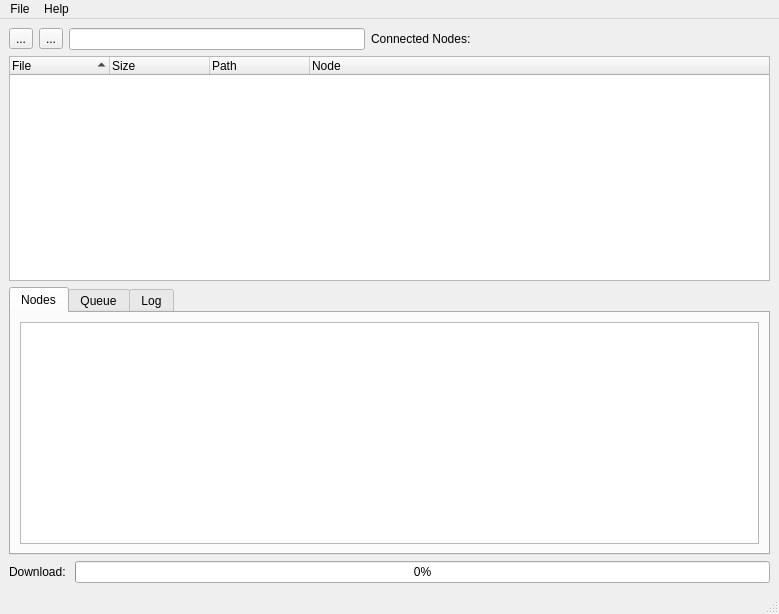
First picture: the form in ui/main.ui, repository j0z/Crescendo, before the edit.
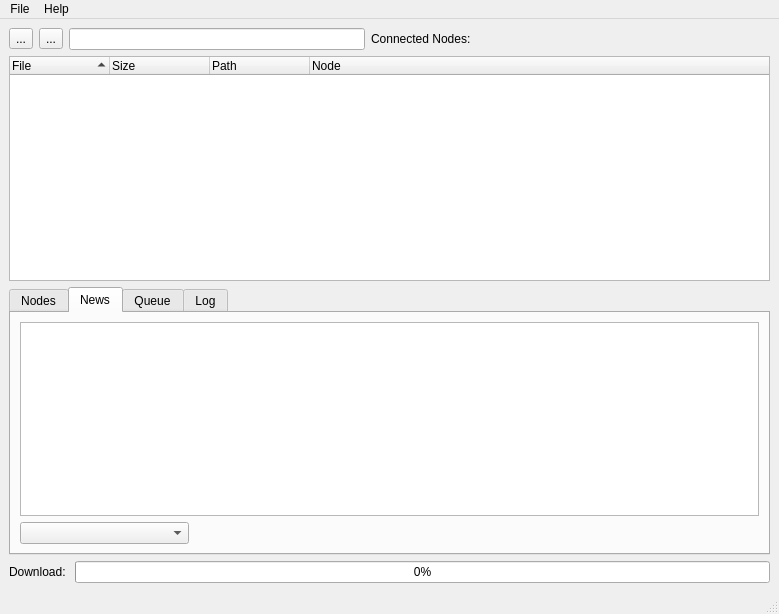
Second picture: the form after the edit. Icons and pictures are not drawn.

```diff
--- a/ui/main.ui
+++ b/ui/main.ui
@@ -81,7 +81,7 @@
       <item row="3" column="0">
        <widget class="QTabWidget" name="tabWidget">
         <property name="currentIndex">
-         <number>0</number>
+         <number>1</number>
         </property>
         <widget class="QWidget" name="tab">
          <attribute name="title">
@@ -107,6 +107,43 @@
           </item>
          </layout>
         </widget>
+        <widget class="QWidget" name="tab_4">
+         <attribute name="title">
+          <string>News</string>
+         </attribute>
+         <layout class="QGridLayout" name="gridLayout_9">
+          <item row="0" column="0">
+           <layout class="QGridLayout" name="gridLayout_8">
+            <item row="0" column="0">
+             <widget class="QTextBrowser" name="txt_news"/>
+            </item>
+            <item row="1" column="0">
+             <layout class="QHBoxLayout" name="horizontalLayout_3">
+              <item>
+               <widget class="QComboBox" name="cmb_newslist"/>
+              </item>
+              <item>
+               <spacer name="horizontalSpacer_3">
+                <property name="orientation">
+                 <enum>Qt::Horizontal</enum>
+                </property>
+                <property name="sizeType">
+                 <enum>QSizePolicy::Maximum</enum>
+                </property>
+                <property name="sizeHint" stdset="0">
+                 <size>
+                  <width>570</width>
+                  <height>20</height>
+                 </size>
+                </property>
+               </spacer>
+              </item>
+             </layout>
+            </item>
+           </layout>
+          </item>
+         </layout>
+        </widget>
         <widget class="QWidget" name="tab_2">
          <attribute name="title">
           <string>Queue</string>
```
Left out of the diff: 2 changed lines with no effect on the pictures.
